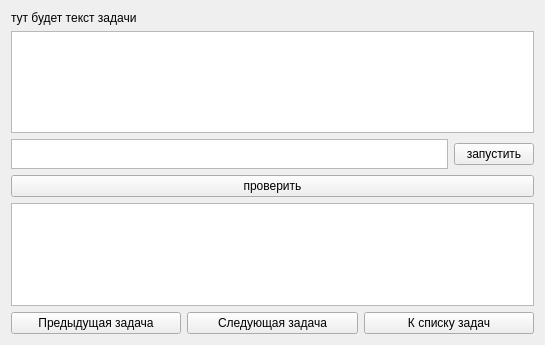
This is FormTask.ui in kocheshkovdmitriy/PyQT_project as Qt 5 draws it before an edit. The edited form follows.
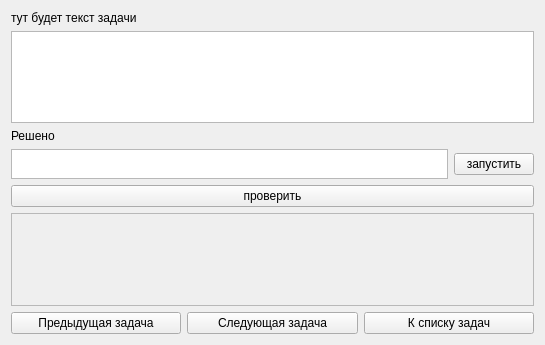
This is the edited form.

```diff
--- a/FormTask.ui
+++ b/FormTask.ui
@@ -42,6 +42,16 @@
    <item>
     <widget class="QTextEdit" name="input_decision"/>
    </item>
+   <item>
+    <widget class="QLabel" name="label_verdict">
+     <property name="enabled">
+      <bool>true</bool>
+     </property>
+     <property name="text">
+      <string>Решено</string>
+     </property>
+    </widget>
+   </item>
    <item>
     <layout class="QHBoxLayout" name="horizontalLayout">
      <item>
@@ -71,7 +81,11 @@
     </widget>
    </item>
    <item>
-    <widget class="QTextEdit" name="output_answer"/>
+    <widget class="QTextEdit" name="output_answer">
+     <property name="enabled">
+      <bool>false</bool>
+     </property>
+    </widget>
    </item>
    <item>
     <layout class="QHBoxLayout" name="horizontalLayout_2">
```
